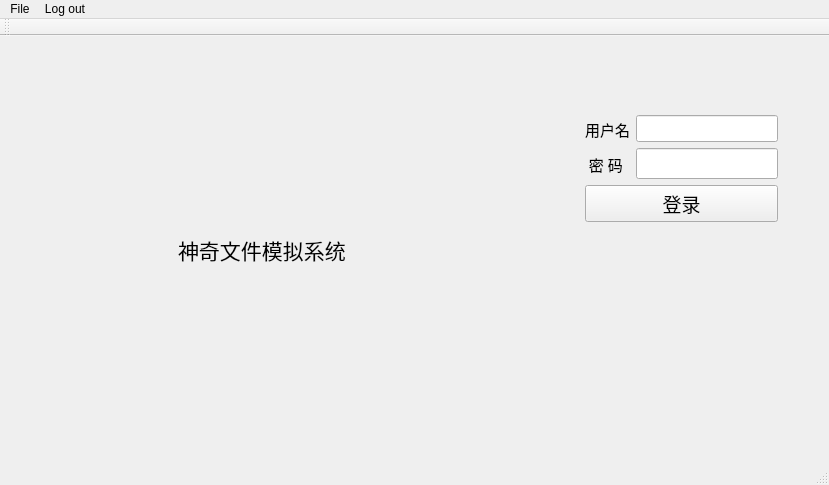
The window that FileSystemSimulation/mainwindow.ui (Acytoo/File_system_simulation) describes before a commit, drawn with Qt 5.
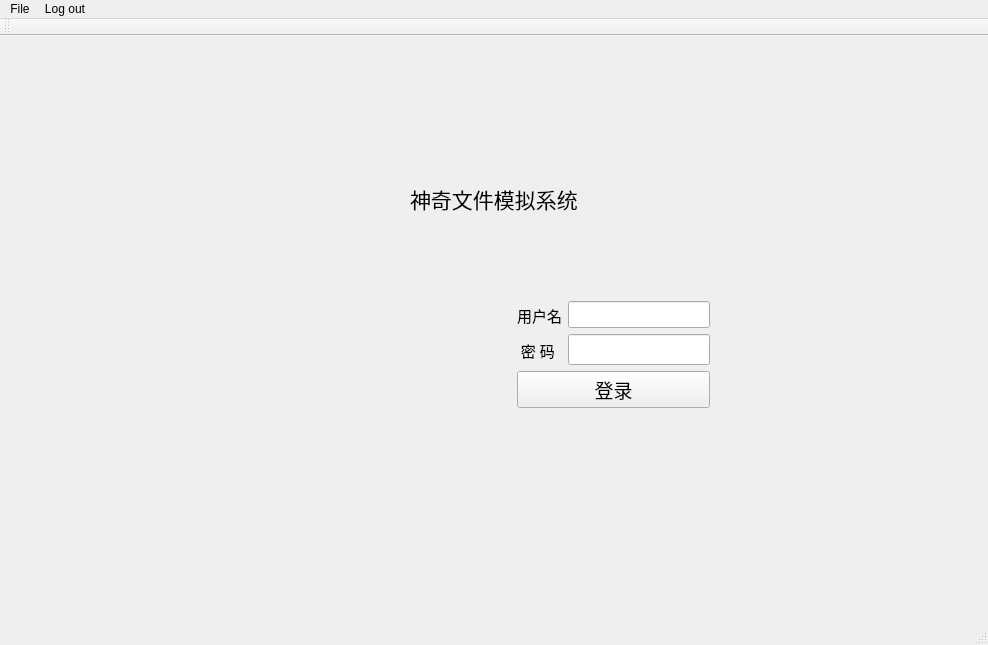
The same window after the commit. Icons and pictures are not drawn.

```diff
--- a/FileSystemSimulation/mainwindow.ui
+++ b/FileSystemSimulation/mainwindow.ui
@@ -6,27 +6,37 @@
    <rect>
     <x>0</x>
     <y>0</y>
-    <width>829</width>
-    <height>485</height>
+    <width>988</width>
+    <height>645</height>
    </rect>
   </property>
   <property name="windowTitle">
    <string>File System - Acytoo</string>
   </property>
+  <property name="autoFillBackground">
+   <bool>false</bool>
+  </property>
   <widget class="QWidget" name="centralWidget">
+   <layout class="QGridLayout" name="gridLayout_2">
+    <item row="0" column="0">
    <layout class="QGridLayout" name="gridLayout">
     <item row="0" column="0">
+       <spacer name="verticalSpacer_3">
+        <property name="orientation">
+         <enum>Qt::Vertical</enum>
+        </property>
+        <property name="sizeHint" stdset="0">
+         <size>
+          <width>20</width>
+          <height>40</height>
+         </size>
+        </property>
+       </spacer>
+      </item>
+      <item row="1" column="0">
+       <layout class="QVBoxLayout" name="verticalLayout_5">
+        <item>
      <layout class="QHBoxLayout" name="horizontalLayout_3">
-      <item>
-       <widget class="QLabel" name="label_4">
-        <property name="text">
-         <string/>
-        </property>
-        <property name="pixmap">
-         <pixmap>../../../yt.ico</pixmap>
-        </property>
-       </widget>
-      </item>
       <item>
        <spacer name="horizontalSpacer_4">
         <property name="orientation">
@@ -66,6 +76,59 @@
         </property>
        </spacer>
       </item>
+         </layout>
+        </item>
+        <item>
+         <spacer name="verticalSpacer_2">
+          <property name="orientation">
+           <enum>Qt::Vertical</enum>
+          </property>
+          <property name="sizeHint" stdset="0">
+           <size>
+            <width>20</width>
+            <height>40</height>
+           </size>
+          </property>
+         </spacer>
+        </item>
+        <item>
+         <layout class="QHBoxLayout" name="horizontalLayout_4">
+          <item>
+           <spacer name="horizontalSpacer_7">
+            <property name="orientation">
+             <enum>Qt::Horizontal</enum>
+            </property>
+            <property name="sizeHint" stdset="0">
+             <size>
+              <width>40</width>
+              <height>20</height>
+             </size>
+            </property>
+           </spacer>
+          </item>
+          <item>
+           <widget class="QLabel" name="label_4">
+            <property name="text">
+             <string/>
+            </property>
+            <property name="pixmap">
+             <pixmap>../../../neu_370_211.PNG</pixmap>
+            </property>
+           </widget>
+          </item>
+          <item>
+           <spacer name="horizontalSpacer_6">
+            <property name="orientation">
+             <enum>Qt::Horizontal</enum>
+            </property>
+            <property name="sizeHint" stdset="0">
+             <size>
+              <width>40</width>
+              <height>20</height>
+             </size>
+            </property>
+           </spacer>
+          </item>
       <item>
        <layout class="QVBoxLayout" name="verticalLayout_4">
         <item>
@@ -83,19 +146,6 @@
         </item>
         <item>
          <layout class="QHBoxLayout" name="horizontalLayout_2">
-          <item>
-           <spacer name="horizontalSpacer_3">
-            <property name="orientation">
-             <enum>Qt::Horizontal</enum>
-            </property>
-            <property name="sizeHint" stdset="0">
-             <size>
-              <width>40</width>
-              <height>20</height>
-             </size>
-            </property>
-           </spacer>
-          </item>
           <item>
            <spacer name="horizontalSpacer">
             <property name="orientation">
@@ -232,28 +282,34 @@
            </font>
           </property>
           <property name="text">
-           <string/>
+               <string> </string>
           </property>
           <property name="alignment">
            <set>Qt::AlignCenter</set>
           </property>
          </widget>
         </item>
+           </layout>
+          </item>
         <item>
-         <spacer name="verticalSpacer_2">
+           <spacer name="horizontalSpacer_9">
           <property name="orientation">
-           <enum>Qt::Vertical</enum>
+             <enum>Qt::Horizontal</enum>
           </property>
           <property name="sizeHint" stdset="0">
            <size>
-            <width>20</width>
-            <height>40</height>
+              <width>40</width>
+              <height>20</height>
            </size>
           </property>
          </spacer>
         </item>
-        <item>
-         <spacer name="verticalSpacer_3">
+         </layout>
+        </item>
+       </layout>
+      </item>
+      <item row="2" column="0">
+       <spacer name="verticalSpacer_5">
           <property name="orientation">
            <enum>Qt::Vertical</enum>
           </property>
@@ -264,8 +320,6 @@
            </size>
           </property>
          </spacer>
-        </item>
-       </layout>
       </item>
      </layout>
     </item>
@@ -276,7 +330,7 @@
     <rect>
      <x>0</x>
      <y>0</y>
-     <width>829</width>
+     <width>988</width>
      <height>21</height>
     </rect>
    </property>
```
Lines whose indentation alone changed are shown as unchanged.
